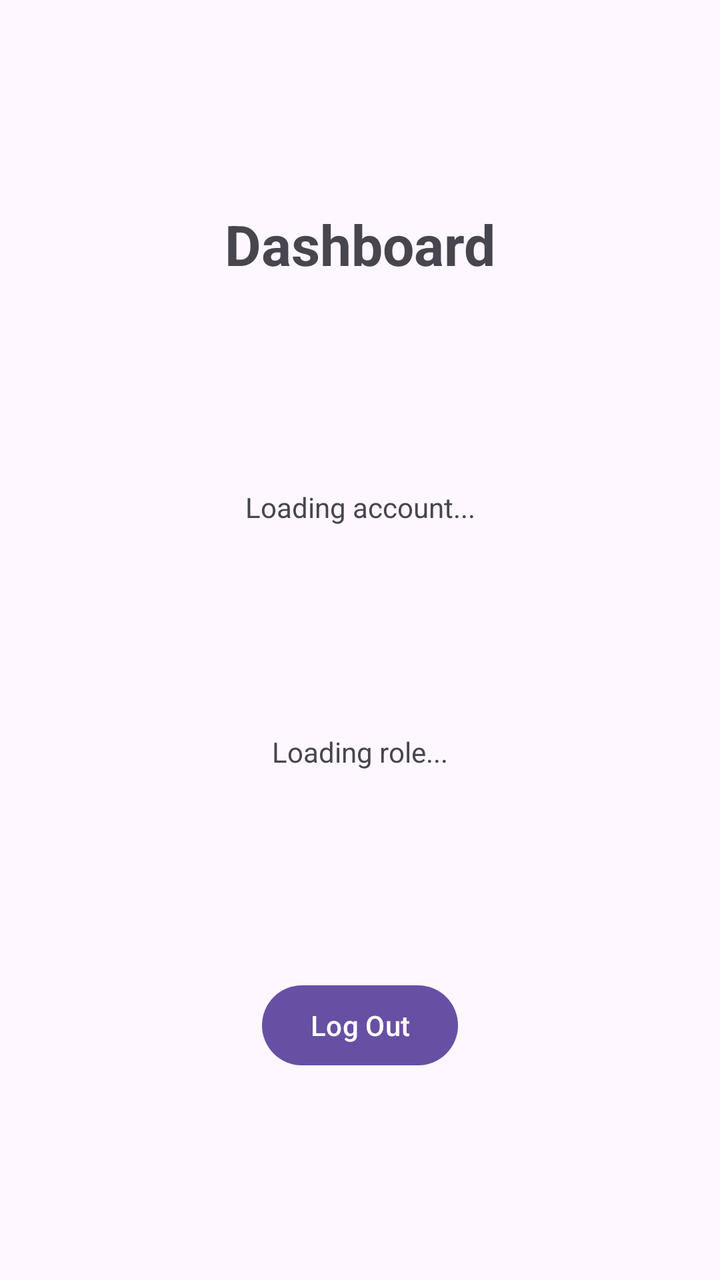
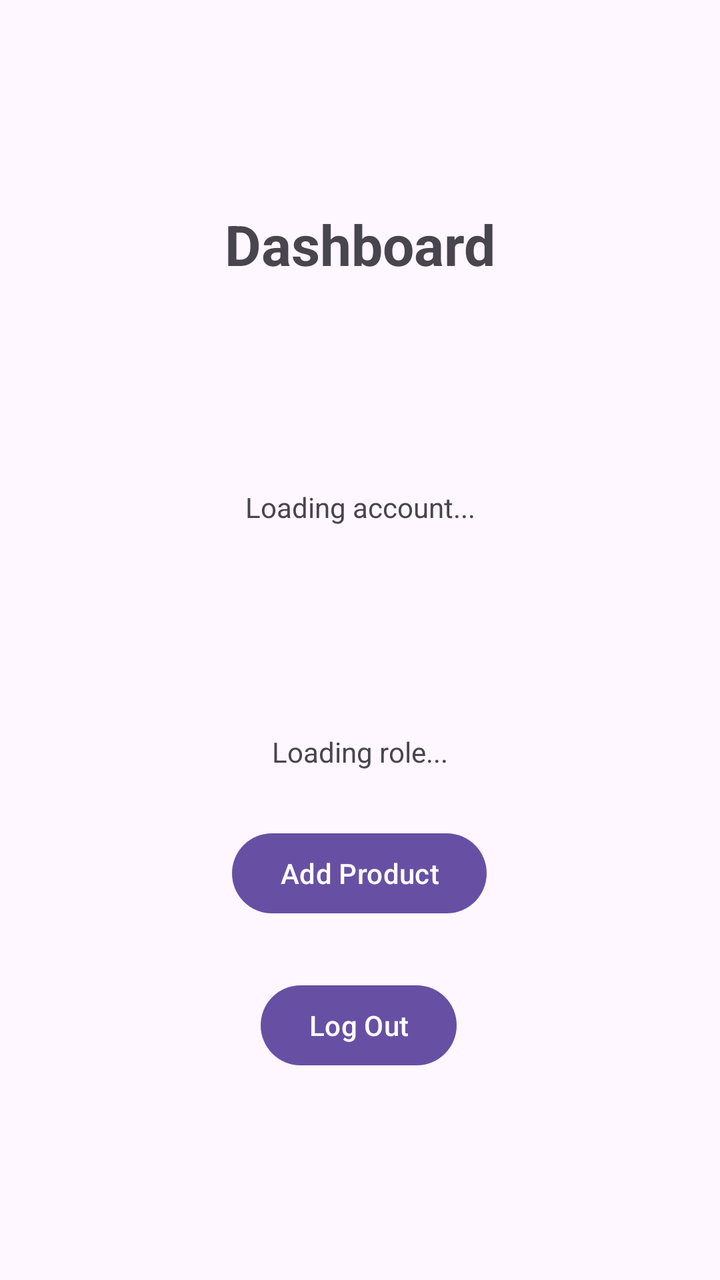

The first picture is an Android layout as it rendered before a commit; the second is the same layout after the commit. The layout source and the unified diff follow.
<!-- AndroidManifest.xml: application theme Theme._3130_grp8_app -->
<!-- res/layout/activity_role_specific_dashboard.xml -->
<?xml version="1.0" encoding="utf-8"?>
<androidx.constraintlayout.widget.ConstraintLayout xmlns:android="http://schemas.android.com/apk/res/android"
    xmlns:app="http://schemas.android.com/apk/res-auto"
    android:id="@+id/roleSelectionMain"
    android:layout_width="match_parent"
    android:layout_height="match_parent">

    <TextView
        android:id="@+id/dashboardTitle"
        android:layout_width="wrap_content"
        android:layout_height="wrap_content"
        android:text="Dashboard"
        android:textSize="28sp"
        android:textStyle="bold"
        app:layout_constraintBottom_toTopOf="@id/dashboardEmail"
        app:layout_constraintEnd_toEndOf="parent"
        app:layout_constraintStart_toStartOf="parent"
        app:layout_constraintTop_toTopOf="parent" />

    
    <TextView
        android:id="@+id/dashboardEmail"
        android:layout_width="wrap_content"
        android:layout_height="wrap_content"
        android:text="Loading account..."
        app:layout_constraintBottom_toTopOf="@id/dashboardRole"
        app:layout_constraintEnd_toEndOf="parent"
        app:layout_constraintStart_toStartOf="parent"
        app:layout_constraintTop_toBottomOf="@id/dashboardTitle" />

    
    <TextView
        android:id="@+id/dashboardRole"
        android:layout_width="wrap_content"
        android:layout_height="wrap_content"
        android:text="Loading role..."
        app:layout_constraintBottom_toTopOf="@id/logoutButton"
        app:layout_constraintEnd_toEndOf="parent"
        app:layout_constraintStart_toStartOf="parent"
        app:layout_constraintTop_toBottomOf="@id/dashboardEmail" />

    
    <Button
        android:id="@+id/logoutButton"
        android:layout_width="wrap_content"
        android:layout_height="wrap_content"
        android:text="Log Out"
        app:layout_constraintBottom_toBottomOf="parent"
        app:layout_constraintEnd_toEndOf="parent"
        app:layout_constraintStart_toStartOf="parent"
        app:layout_constraintTop_toBottomOf="@id/dashboardRole" />
</androidx.constraintlayout.widget.ConstraintLayout>
<!-- resources referenced by this layout -->
<resources>
  <style name="Theme._3130_grp8_app" parent="Base.Theme._3130_grp8_app" />
  <style name="Base.Theme._3130_grp8_app" parent="Theme.Material3.DayNight.NoActionBar">
          
          
      </style>
</resources>

<!-- the commit's change to res/layout/activity_role_specific_dashboard.xml (unified diff, before → after) -->
@@ -1,6 +1,7 @@
 <?xml version="1.0" encoding="utf-8"?>
 <androidx.constraintlayout.widget.ConstraintLayout xmlns:android="http://schemas.android.com/apk/res/android"
     xmlns:app="http://schemas.android.com/apk/res-auto"
+    xmlns:tools="http://schemas.android.com/tools"
     android:id="@+id/roleSelectionMain"
     android:layout_width="match_parent"
     android:layout_height="match_parent">
@@ -47,6 +48,21 @@
         android:text="Log Out"
         app:layout_constraintBottom_toBottomOf="parent"
         app:layout_constraintEnd_toEndOf="parent"
+        app:layout_constraintHorizontal_bias="0.498"
         app:layout_constraintStart_toStartOf="parent"
         app:layout_constraintTop_toBottomOf="@id/dashboardRole" />
+
+    <Button
+        android:id="@+id/productButton"
+        android:layout_width="wrap_content"
+        android:layout_height="wrap_content"
+        android:layout_marginStart="160dp"
+        android:layout_marginTop="36dp"
+        android:layout_marginEnd="161dp"
+        android:layout_marginBottom="37dp"
+        android:text="Add Product"
+        app:layout_constraintBottom_toTopOf="@+id/logoutButton"
+        app:layout_constraintEnd_toEndOf="parent"
+        app:layout_constraintStart_toStartOf="parent"
+        app:layout_constraintTop_toBottomOf="@+id/dashboardRole" />
 </androidx.constraintlayout.widget.ConstraintLayout>
